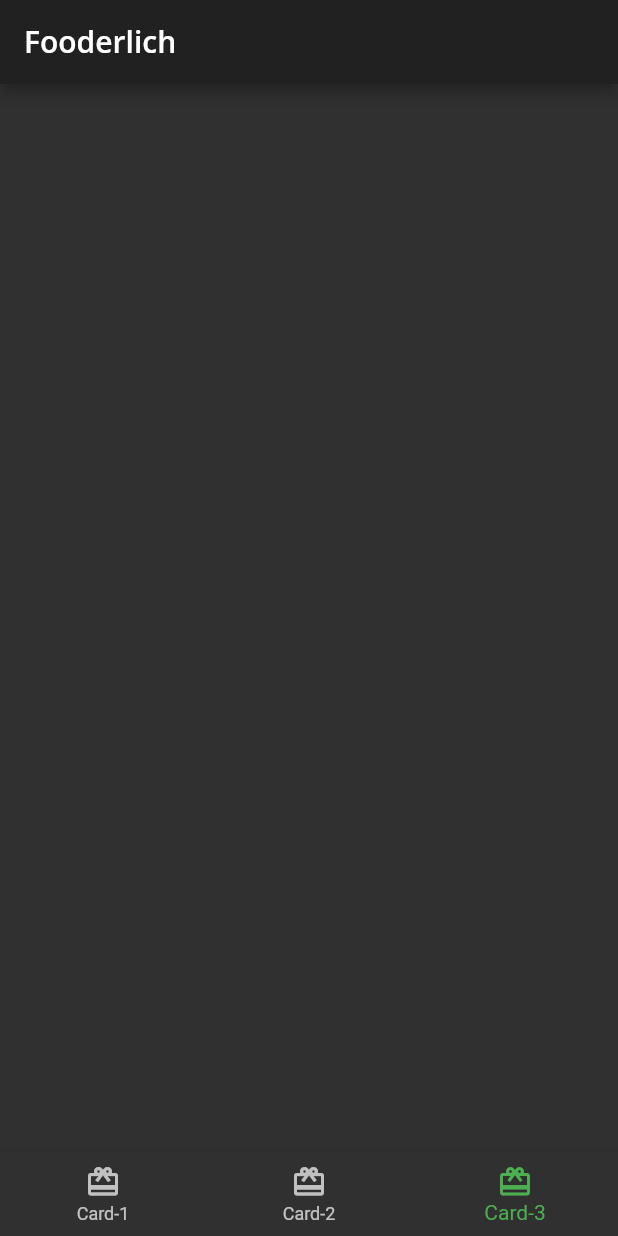
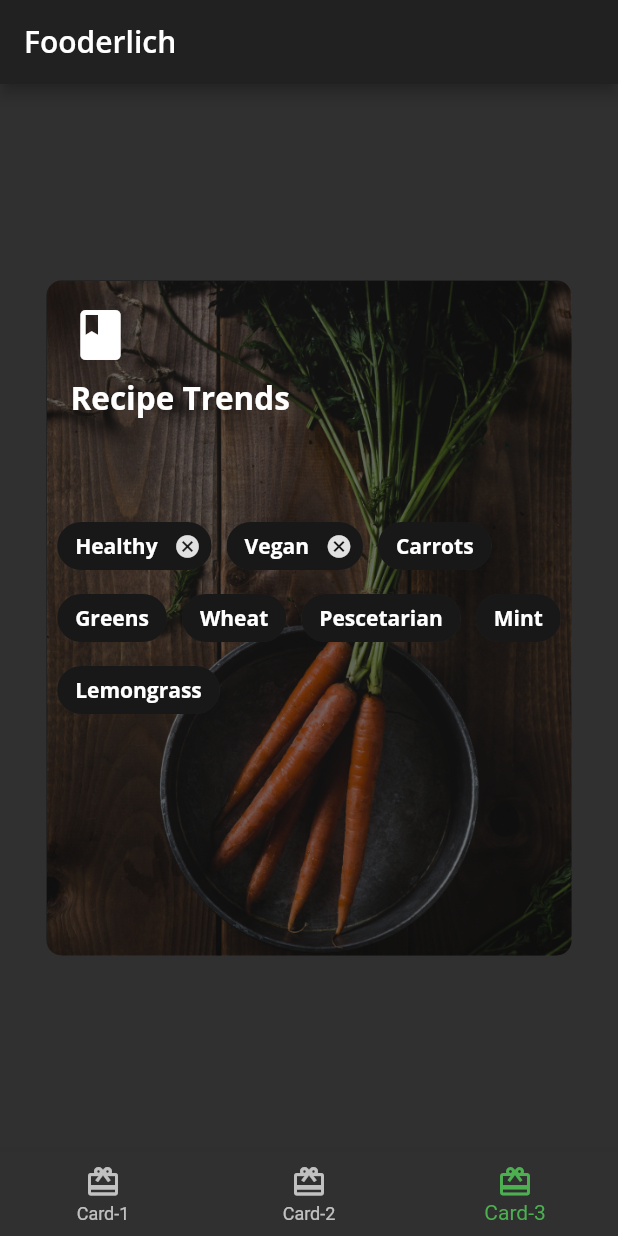
Before and after one commit to msx-git/fooderlich, a Flutter app: the screen it shows after launch, item 3 of the bottom bar chosen, on a phone screen of 412 x 824 dp. Run offline on Flutter 3.47's test engine with Material 2 defaults, Android fonts, the phone set to English and light mode, and no system bars; our stand-ins replace google_fonts.

Commit message:
Foodelich app from Flutter Apprentice

```diff
--- a/lib/card2.dart
+++ b/lib/card2.dart
@@ -4,9 +4,8 @@ import 'package:fooderlich/author_card.dart';
 import 'fooderlich_theme.dart';
 
 class Card2 extends StatelessWidget {
+
   const Card2({Key? key}) : super(key: key);
-
-
 
   @override
   Widget build(BuildContext context) {
--- a/lib/card3.dart
+++ b/lib/card3.dart
@@ -1,10 +1,98 @@
 import 'package:flutter/material.dart';
+import 'package:fooderlich/fooderlich_theme.dart';
 
 class Card3 extends StatelessWidget {
   const Card3({Key? key}) : super(key: key);
 
+  Widget customChips(String label) {
+    return Chip(
+      label: Text(
+        label,
+        style: FooderlichTheme.darkTextTheme.bodyText1,
+      ),
+      backgroundColor: Colors.black.withOpacity(0.5),
+    );
+  }
+
   @override
   Widget build(BuildContext context) {
-    return Container();
+    return Center(
+      child: Container(
+        //padding: const EdgeInsets.all(16.0),
+
+        constraints: const BoxConstraints.expand(
+          height: 450,
+          width: 350,
+        ),
+
+        decoration: const BoxDecoration(
+          image: DecorationImage(
+            image: AssetImage('assets/mag2.png'),
+            fit: BoxFit.cover,
+          ),
+          borderRadius: BorderRadius.all(Radius.circular(10.0)),
+        ),
+        child: Stack(
+          children: [
+            Container(
+              decoration: BoxDecoration(
+                  color: Colors.black.withOpacity(0.5),
+                  borderRadius: const BorderRadius.all(
+                    Radius.circular(10.0),
+                  )),
+            ),
+            Container(
+              padding: const EdgeInsets.all(16.0),
+              child: Column(
+                crossAxisAlignment: CrossAxisAlignment.start,
+                children: [
+                  const Icon(
+                    Icons.book,
+                    color: Colors.white,
+                    size: 40.0,
+                  ),
+                  const SizedBox(height: 8.0),
+                  Text(
+                    'Recipe Trends',
+                    style: FooderlichTheme.darkTextTheme.headline2,
+                  ),
+                  const SizedBox(height: 30)
+                ],
+              ),
+            ),
+            Center(
+              child: Wrap(
+                alignment: WrapAlignment.start,
+                spacing: 10,
+                children: [
+                  Chip(
+                    label: Text('Healthy',
+                        style: FooderlichTheme.darkTextTheme.bodyText1),
+                    backgroundColor: Colors.black.withOpacity(0.5),
+                    onDeleted: () {
+                      print('delete');
+                    },
+                  ),
+                  Chip(
+                    label: Text('Vegan',
+                        style: FooderlichTheme.darkTextTheme.bodyText1),
+                    backgroundColor: Colors.black.withOpacity(0.5),
+                    onDeleted: () {
+                      print('delete');
+                    },
+                  ),
+                  customChips('Carrots'),
+                  customChips('Greens'),
+                  customChips('Wheat'),
+                  customChips('Pescetarian'),
+                  customChips('Mint'),
+                  customChips('Lemongrass'),
+                ],
+              ),
+            ),
+          ],
+        ),
+      ),
+    );
   }
 }
```
